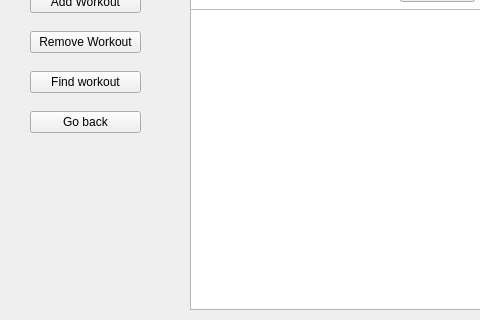
Above: workoutwindow.ui from hannajohanssson/TraniningsDagbok before the change; both pictures show x 0 to 480 and y 151 to 471 of the 623 by 471 pixel window. Below: the same form after it.
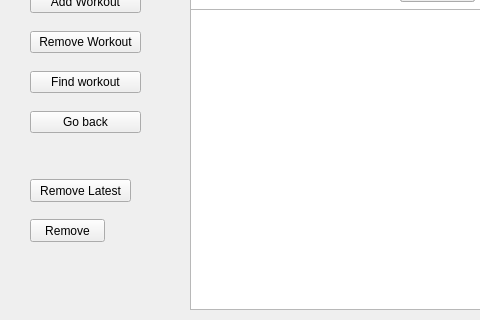
That is the form after the change.

```diff
--- a/workoutwindow.ui
+++ b/workoutwindow.ui
@@ -313,6 +313,32 @@
     </item>
    </layout>
   </widget>
+  <widget class="QPushButton" name="pushButtonRemoveLatest">
+   <property name="geometry">
+    <rect>
+     <x>30</x>
+     <y>330</y>
+     <width>101</width>
+     <height>23</height>
+    </rect>
+   </property>
+   <property name="text">
+    <string>Remove Latest</string>
+   </property>
+  </widget>
+  <widget class="QPushButton" name="pushButtonRemoveW">
+   <property name="geometry">
+    <rect>
+     <x>30</x>
+     <y>370</y>
+     <width>75</width>
+     <height>23</height>
+    </rect>
+   </property>
+   <property name="text">
+    <string>Remove</string>
+   </property>
+  </widget>
  </widget>
  <tabstops>
   <tabstop>pushButton_4</tabstop>
```
